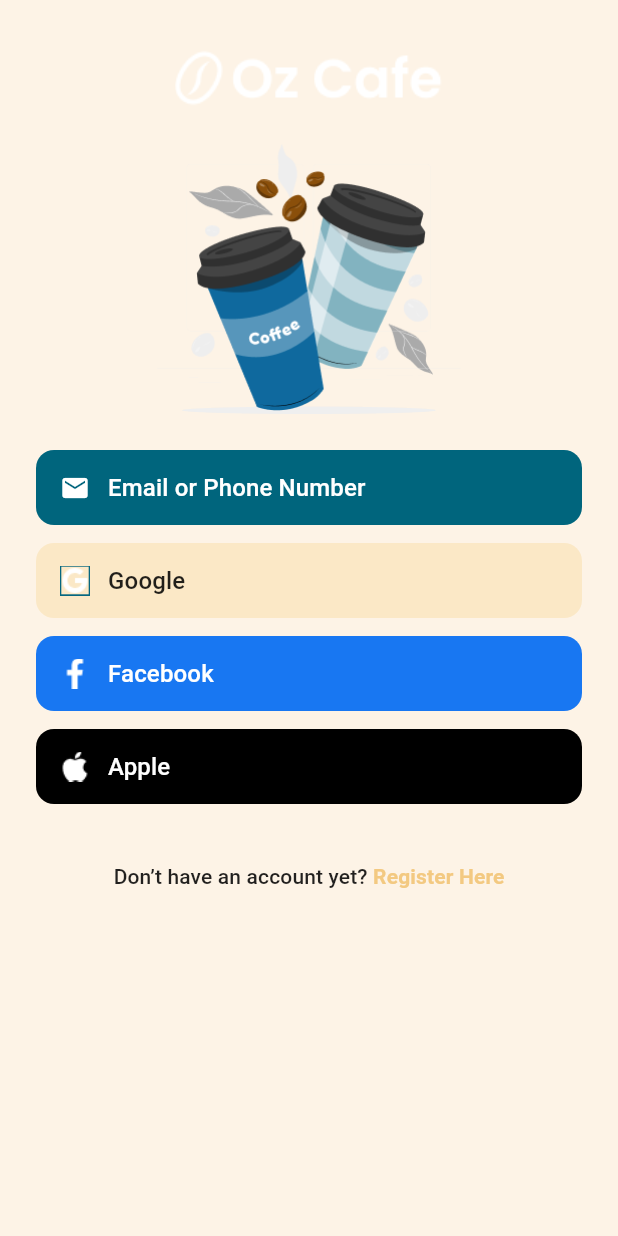
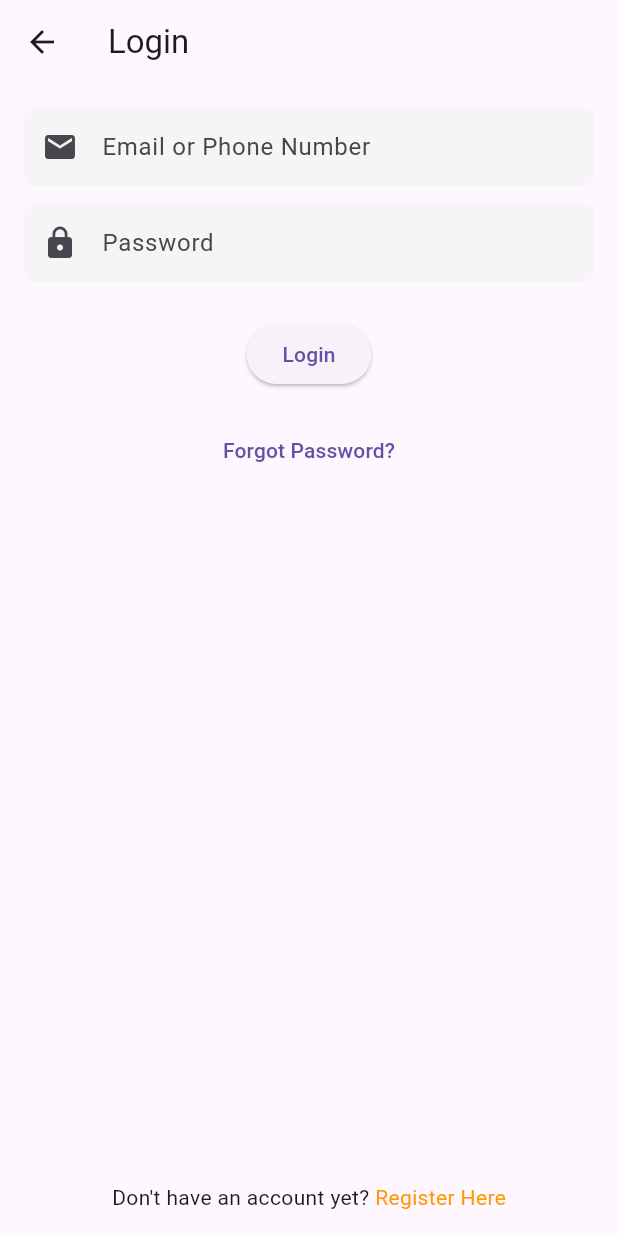
Before and after one commit to z-z97/oz_cafe, a Flutter app: the screen it shows after launch, after a tap on "Email or Phone Number", on a phone screen of 412 x 824 dp. Run offline on Flutter 3.47's test engine with Material 3 defaults, Android fonts, the phone set to English and light mode, and no system bars; our stand-ins replace google_sign_in, stacked, stacked_services, stacked_shared; missing offline and left inert: flutter_facebook_auth; statements that could not run were skipped.

Commit message:
add login and regestar

```diff
--- a/lib/app/app.dart
+++ b/lib/app/app.dart
@@ -1,6 +1,9 @@
+import 'package:flutter/cupertino.dart';
 import 'package:oz_cofe/services/api_service.dart';
 import 'package:oz_cofe/ui/views/home/home_view.dart';
 import 'package:oz_cofe/ui/views/login/login_view.dart';
+import 'package:oz_cofe/ui/views/loginWithEmail/loginWithEmail_view.dart';
+import 'package:oz_cofe/ui/views/register/register_view.dart';
 import 'package:oz_cofe/ui/views/splash/splash_view.dart';
 import 'package:stacked/stacked_annotations.dart';
 import 'package:stacked_services/stacked_services.dart';
@@ -12,11 +15,14 @@
      MaterialRoute(page: SplashView, initial: true),
     MaterialRoute(page: HomeView),
     MaterialRoute(page: LoginView),
+    MaterialRoute(page: LoginWithEmailView),
+    MaterialRoute(page: RegisterView)
   ],
   dependencies: [
      LazySingleton(classType: NavigationService),
     LazySingleton(classType: ApiService),
     LazySingleton(classType: SnackbarService),
+
   ],
 )
 class AppSetup {}
--- a/lib/app/app.router.dart
+++ b/lib/app/app.router.dart
@@ -5,13 +5,16 @@
 // **************************************************************************
 
 // ignore_for_file: no_leading_underscores_for_library_prefixes
-import 'package:flutter/material.dart' as _i5;
+import 'package:flutter/material.dart' as _i7;
 import 'package:flutter/material.dart';
 import 'package:oz_cofe/ui/views/home/home_view.dart' as _i3;
 import 'package:oz_cofe/ui/views/login/login_view.dart' as _i4;
+import 'package:oz_cofe/ui/views/loginWithEmail/loginWithEmail_view.dart'
+    as _i5;
+import 'package:oz_cofe/ui/views/register/register_view.dart' as _i6;
 import 'package:oz_cofe/ui/views/splash/splash_view.dart' as _i2;
 import 'package:stacked/stacked.dart' as _i1;
-import 'package:stacked_services/stacked_services.dart' as _i6;
+import 'package:stacked_services/stacked_services.dart' as _i8;
 
 class Routes {
   static const splashView = '/';
@@ -20,10 +23,16 @@
 
   static const loginView = '/login-view';
 
+  static const loginWithEmailView = '/login-with-email-view';
+
+  static const registerView = '/register-view';
+
   static const all = <String>{
     splashView,
     homeView,
     loginView,
+    loginWithEmailView,
+    registerView,
   };
 }
 
@@ -41,24 +50,44 @@
       Routes.loginView,
       page: _i4.LoginView,
     ),
+    _i1.RouteDef(
+      Routes.loginWithEmailView,
+      page: _i5.LoginWithEmailView,
+    ),
+    _i1.RouteDef(
+      Routes.registerView,
+      page: _i6.RegisterView,
+    ),
   ];
 
   final _pagesMap = <Type, _i1.StackedRouteFactory>{
     _i2.SplashView: (data) {
-      return _i5.MaterialPageRoute<dynamic>(
+      return _i7.MaterialPageRoute<dynamic>(
         builder: (context) => const _i2.SplashView(),
         settings: data,
       );
     },
     _i3.HomeView: (data) {
-      return _i5.MaterialPageRoute<dynamic>(
+      return _i7.MaterialPageRoute<dynamic>(
         builder: (context) => const _i3.HomeView(),
         settings: data,
       );
     },
     _i4.LoginView: (data) {
-      return _i5.MaterialPageRoute<dynamic>(
+      return _i7.MaterialPageRoute<dynamic>(
         builder: (context) => const _i4.LoginView(),
+        settings: data,
+      );
+    },
+    _i5.LoginWithEmailView: (data) {
+      return _i7.MaterialPageRoute<dynamic>(
+        builder: (context) => const _i5.LoginWithEmailView(),
+        settings: data,
+      );
+    },
+    _i6.RegisterView: (data) {
+      return _i7.MaterialPageRoute<dynamic>(
+        builder: (context) => const _i6.RegisterView(),
         settings: data,
       );
     },
@@ -71,7 +100,7 @@
   Map<Type, _i1.StackedRouteFactory> get pagesMap => _pagesMap;
 }
 
-extension NavigatorStateExtension on _i6.NavigationService {
+extension NavigatorStateExtension on _i8.NavigationService {
   Future<dynamic> navigateToSplashView([
     int? routerId,
     bool preventDuplicates = true,
@@ -108,6 +137,34 @@
         transition,
   ]) async {
     return navigateTo<dynamic>(Routes.loginView,
+        id: routerId,
+        preventDuplicates: preventDuplicates,
+        parameters: parameters,
+        transition: transition);
+  }
+
+  Future<dynamic> navigateToLoginWithEmailView([
+    int? routerId,
+    bool preventDuplicates = true,
+    Map<String, String>? parameters,
+    Widget Function(BuildContext, Animation<double>, Animation<double>, Widget)?
+        transition,
+  ]) async {
+    return navigateTo<dynamic>(Routes.loginWithEmailView,
+        id: routerId,
+        preventDuplicates: preventDuplicates,
+        parameters: parameters,
+        transition: transition);
+  }
+
+  Future<dynamic> navigateToRegisterView([
+    int? routerId,
+    bool preventDuplicates = true,
+    Map<String, String>? parameters,
+    Widget Function(BuildContext, Animation<double>, Animation<double>, Widget)?
+        transition,
+  ]) async {
+    return navigateTo<dynamic>(Routes.registerView,
         id: routerId,
         preventDuplicates: preventDuplicates,
         parameters: parameters,
@@ -155,4 +212,32 @@
         parameters: parameters,
         transition: transition);
   }
+
+  Future<dynamic> replaceWithLoginWithEmailView([
+    int? routerId,
+    bool preventDuplicates = true,
+    Map<String, String>? parameters,
+    Widget Function(BuildContext, Animation<double>, Animation<double>, Widget)?
+        transition,
+  ]) async {
+    return replaceWith<dynamic>(Routes.loginWithEmailView,
+        id: routerId,
+        preventDuplicates: preventDuplicates,
+        parameters: parameters,
+        transition: transition);
+  }
+
+  Future<dynamic> replaceWithRegisterView([
+    int? routerId,
+    bool preventDuplicates = true,
+    Map<String, String>? parameters,
+    Widget Function(BuildContext, Animation<double>, Animation<double>, Widget)?
+        transition,
+  ]) async {
+    return replaceWith<dynamic>(Routes.registerView,
+        id: routerId,
+        preventDuplicates: preventDuplicates,
+        parameters: parameters,
+        transition: transition);
+  }
 }
--- /dev/null
+++ b/lib/ui/custom/CustomTextField.dart
@@ -0,0 +1,38 @@
+import 'package:flutter/material.dart';
+
+class CustomTextField extends StatelessWidget {
+  final String hintText;
+  final TextEditingController controller;
+  final bool obscureText;
+  final Widget? prefixIcon;
+  final TextInputType? keyboardType;
+
+  const CustomTextField({
+    super.key,
+    required this.hintText,
+    required this.controller,
+    this.obscureText = false,
+    this.prefixIcon,
+    this.keyboardType,
+  });
+
+  @override
+  Widget build(BuildContext context) {
+    return TextField(
+      controller: controller,
+      obscureText: obscureText,
+      keyboardType: keyboardType,
+      decoration: InputDecoration(
+        hintText: hintText,
+        filled: true,
+        fillColor: const Color(0xFFF5F5F5),
+        contentPadding: const EdgeInsets.symmetric(horizontal: 16, vertical: 14),
+        prefixIcon: prefixIcon,
+        border: OutlineInputBorder(
+          borderRadius: BorderRadius.circular(8),
+          borderSide: BorderSide.none,
+        ),
+      ),
+    );
+  }
+}
--- a/lib/ui/views/login/login_viewmodel.dart
+++ b/lib/ui/views/login/login_viewmodel.dart
@@ -101,10 +101,10 @@
   }
 
   void goToRegister() {
-    //   _navigationService.navigateToRegisterView();
+       _navigationService.navigateToRegisterView();
   }
 
   void loginWithEmail() {
-    //  _navigationService.navigateToEmailLoginView();
+      _navigationService.navigateToLoginWithEmailView();
   }
 }
--- /dev/null
+++ b/lib/ui/views/loginWithEmail/loginWithEmail_view.dart
@@ -0,0 +1,62 @@
+import 'package:flutter/material.dart';
+import 'package:oz_cofe/ui/custom/CustomTextField.dart';
+import 'package:oz_cofe/ui/views/loginWithEmail/loginWithEmail_viewmodel.dart';
+import 'package:stacked/stacked.dart';
+
+
+class LoginWithEmailView extends StackedView<LoginWithEmailViewModel> {
+  const LoginWithEmailView({super.key});
+
+  @override
+  Widget builder(context, viewModel, child) {
+    return Scaffold(
+      appBar: AppBar(title: const Text("Login"), leading: const BackButton()),
+      body: Padding(
+        padding: const EdgeInsets.all(16),
+        child: Column(
+          children: [
+            CustomTextField(
+              hintText: 'Email or Phone Number',
+              controller: viewModel.emailController,
+              prefixIcon: const Icon(Icons.email),
+            ),
+            const SizedBox(height: 12),
+            CustomTextField(
+              hintText: 'Password',
+              controller: viewModel.passwordController,
+              obscureText: true,
+              prefixIcon: const Icon(Icons.lock),
+            ),
+            const SizedBox(height: 24),
+            ElevatedButton(
+              onPressed: viewModel.login,
+              child: const Text("Login"),
+            ),
+            const SizedBox(height: 16),
+            TextButton(
+              onPressed: () {},
+              child: const Text("Forgot Password?"),
+            ),
+            const Spacer(),
+            Row(
+              mainAxisAlignment: MainAxisAlignment.center,
+              children: [
+                const Text("Don't have an account yet? "),
+                GestureDetector(
+                  onTap: viewModel.goToRegister,
+                  child: const Text(
+                    "Register Here",
+                    style: TextStyle(color: Colors.orange),
+                  ),
+                )
+              ],
+            )
+          ],
+        ),
+      ),
+    );
+  }
+
+  @override
+  LoginWithEmailViewModel viewModelBuilder(BuildContext context) => LoginWithEmailViewModel();
+}
--- /dev/null
+++ b/lib/ui/views/loginWithEmail/loginWithEmail_viewmodel.dart
@@ -0,0 +1,27 @@
+import 'package:flutter/material.dart';
+import 'package:oz_cofe/app/app.locator.dart';
+import 'package:stacked/stacked.dart';
+import 'package:stacked_services/stacked_services.dart';
+
+
+
+class LoginWithEmailViewModel extends BaseViewModel {
+  final _navigationService = locator<NavigationService>();
+  final _snackbarService = locator<SnackbarService>();
+
+  final emailController = TextEditingController();
+  final passwordController = TextEditingController();
+
+  void login() {
+    // Dummy login check
+    if (emailController.text == "test" && passwordController.text == "123") {
+      _snackbarService.showSnackbar(message: "Logged in successfully ✅");
+    } else {
+      _snackbarService.showSnackbar(message: "Invalid credentials ❌");
+    }
+  }
+
+  void goToRegister() {
+   // _navigationService.navigateToRegisterView();
+  }
+}
```
Also changed, not shown: lib/model/users.dart (added, +35 -0 lines), lib/ui/views/register/register_view.dart (added, +55 -0 lines), lib/ui/views/register/register_viewmodel.dart (added, +23 -0 lines).
